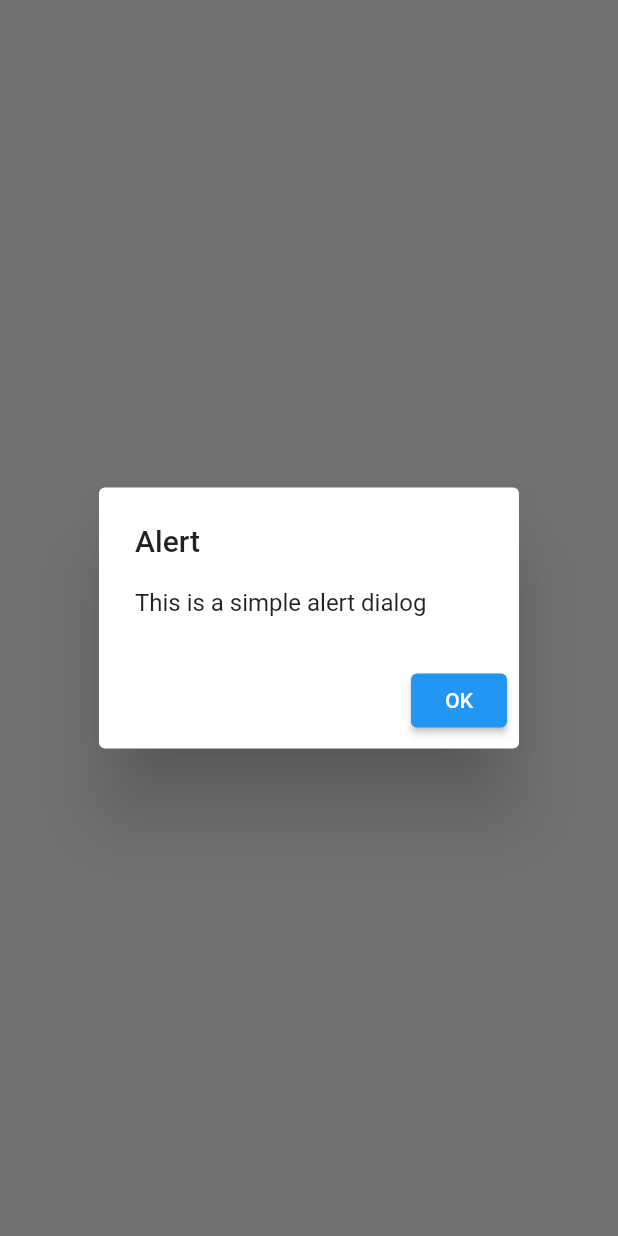
After one commit to mdfahimrahman22/LearningFlutter, a Flutter app: the screen it shows after launch, after a tap on "showAlertDialog", on a phone screen of 412 x 824 dp. The commit adds this screen. Run offline on Flutter 3.47's test engine with Material 2 defaults, Android fonts, the phone set to English and light mode, and no system bars; our stand-ins replace curved_navigation_bar, image_picker, liquid_swipe.

```diff
--- /dev/null
+++ b/curved_navigation_bar_app/lib/main.dart
@@ -0,0 +1,60 @@
+import 'package:curved_navigation_bar/curved_navigation_bar.dart';
+import 'package:flutter/material.dart';
+import 'package:flutter/cupertino.dart';
+
+import 'page1.dart';
+import 'page2.dart';
+import 'page3.dart';
+import 'page4.dart';
+
+void main() {
+  runApp(MyNavigatorApp());
+}
+
+class MyNavigatorApp extends StatefulWidget {
+  const MyNavigatorApp({Key? key}) : super(key: key);
+
+  @override
+  _MyNavigatorAppState createState() => _MyNavigatorAppState();
+}
+
+class _MyNavigatorAppState extends State<MyNavigatorApp> {
+  final pages = [
+    Page1(),
+    Page2(),
+    Page3(),
+    Page4(),
+  ];
+  var pageIndex=0;
+  @override
+  Widget build(BuildContext context) {
+
+    return MaterialApp(
+      debugShowCheckedModeBanner: false,
+      home: Scaffold(
+        bottomNavigationBar: CurvedNavigationBar(
+          height: 70,
+          index: 0,
+          color: Colors.white,
+          backgroundColor: Colors.transparent,
+          buttonBackgroundColor: Colors.white,
+          animationCurve: Curves.easeInOut,
+          animationDuration: Duration(microseconds: 700),
+          items: [
+            Icon(Icons.home),
+            Icon(Icons.ac_unit),
+            Icon(Icons.message),
+            Icon(Icons.access_alarm),
+          ],
+          onTap: (index) {
+            setState(() {
+              pageIndex = index;
+
+            });
+          },
+        ),
+        body: pages[pageIndex]
+      ),
+    );
+  }
+}
--- a/page_view/lib/Page3.dart
+++ b/curved_navigation_bar_app/lib/page3.dart
@@ -1,4 +1,3 @@
-import 'package:flutter/cupertino.dart';
 import 'package:flutter/material.dart';
 
 class Page3 extends StatelessWidget {
@@ -6,8 +5,9 @@
 
   @override
   Widget build(BuildContext context) {
-    return Container(
-      color: Colors.blueAccent,
+    return Scaffold(
+
+      body: Center(child: Text("Page 3",style: TextStyle(fontSize: 25),)),
     );
   }
 }
--- a/page_view/lib/main.dart
+++ b/page_view/lib/main.dart
@@ -1,26 +1,20 @@
 import 'package:flutter/cupertino.dart';
 import 'package:flutter/material.dart';
 import 'package:page_view/data.dart';
+import 'package:page_view/myAlertDialog.dart';
 import 'package:provider/provider.dart';
-
 
 import 'mySliverAppbar.dart';
 import 'setStateExample.dart';
 import 'myProvider.dart';
 import 'Page1.dart';
 import 'Page2.dart';
-import 'Page3.dart';
-
-
+import 'bottomSheet.dart';
 
 void main() {
-  runApp(
-      MultiProvider(
-          providers: [
-            ChangeNotifierProvider(create: (_)=>Data()),
-          ],
-          child: MyApp())
-  );
+  runApp(MultiProvider(providers: [
+    ChangeNotifierProvider(create: (_) => Data()),
+  ], child: MyApp()));
 }
 
 class MyApp extends StatefulWidget {
@@ -31,8 +25,8 @@
 }
 
 class _MyAppState extends State<MyApp> {
+  PageController pageController = PageController(initialPage: 0);
 
-  PageController pageController = PageController(initialPage: 0);
   @override
   void dispose() {
     pageController.dispose();
@@ -41,7 +35,6 @@
 
   @override
   Widget build(BuildContext context) {
-
     return MaterialApp(
       debugShowCheckedModeBanner: false,
       home: Scaffold(
@@ -49,12 +42,9 @@
           scrollDirection: Axis.vertical,
           controller: pageController,
           children: <Widget>[
-            myProvider()
-          ],
-        )
-        ,
-      )
-      ,
+            MyAlertDialog()],
+        ),
+      ),
     );
   }
 }
--- /dev/null
+++ b/page_view/lib/myAlertDialog.dart
@@ -0,0 +1,43 @@
+import 'package:flutter/material.dart';
+import 'package:flutter/cupertino.dart';
+
+class MyAlertDialog extends StatefulWidget {
+  const MyAlertDialog({Key? key}) : super(key: key);
+
+  @override
+  _MyAlertDialogState createState() => _MyAlertDialogState();
+}
+
+class _MyAlertDialogState extends State<MyAlertDialog> {
+  @override
+  Widget build(BuildContext context) {
+    return Center(
+      child: Container(
+          child: ElevatedButton(
+        onPressed: () => {
+          showDialog(
+              context: context,
+              builder: (context) {
+                return showAlertDialog(
+                    context, "Alert", "This is a simple alert dialog");
+              })
+        },
+        child: Text("showAlertDialog"),
+      )),
+    );
+  }
+}
+
+Widget showAlertDialog(BuildContext context, String title, String subtitle) {
+  return AlertDialog(
+    title: Text(title),
+    content: Text(subtitle),
+    actions: [
+      ElevatedButton(
+          onPressed: () {
+            Navigator.pop(context);
+          },
+          child: Text("OK"))
+    ],
+  );
+}
```
Also changed, not shown: curved_navigation_bar_app/lib/page1.dart (added, +13 -0 lines), curved_navigation_bar_app/lib/page2.dart (added, +13 -0 lines), curved_navigation_bar_app/lib/page4.dart (added, +13 -0 lines), curved_navigation_bar_app/pubspec.yaml (added, +77 -0 lines), page_view/lib/bottomSheet.dart (added, +58 -0 lines), curved_navigation_bar_app/pubspec.lock (added), 61 other files.
